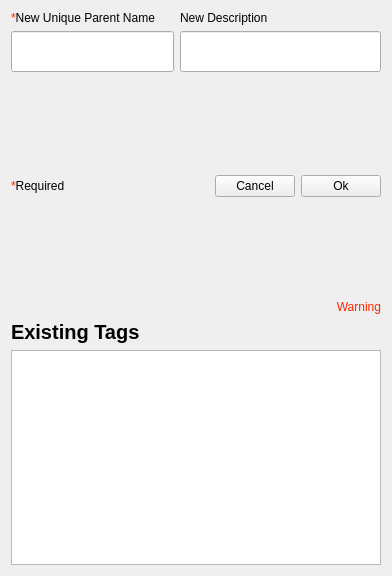
Qt form ui/AddTreeTags.ui (kathrynmetcalf/GeoCORK) before a commit.
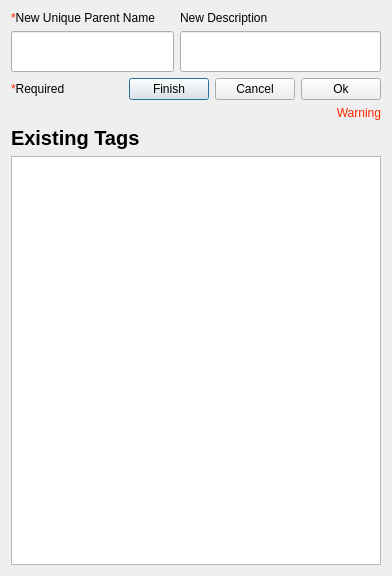
The same form after that commit.

Diff of the .ui file:
```diff
--- a/ui/AddTreeTags.ui
+++ b/ui/AddTreeTags.ui
@@ -79,6 +79,9 @@
        </item>
        <item>
         <spacer name="horizontalSpacer">
+         <property name="orientation">
+          <enum>Qt::Horizontal</enum>
+         </property>
          <property name="sizeHint" stdset="0">
           <size>
            <width>40</width>
@@ -87,6 +90,13 @@
          </property>
         </spacer>
        </item>
+       <item>
+        <widget class="QPushButton" name="finish_pushButton">
+         <property name="text">
+          <string>Finish</string>
+         </property>
+        </widget>
+       </item>
        <item>
         <widget class="QPushButton" name="cancel_pushButton">
          <property name="sizePolicy">
```
